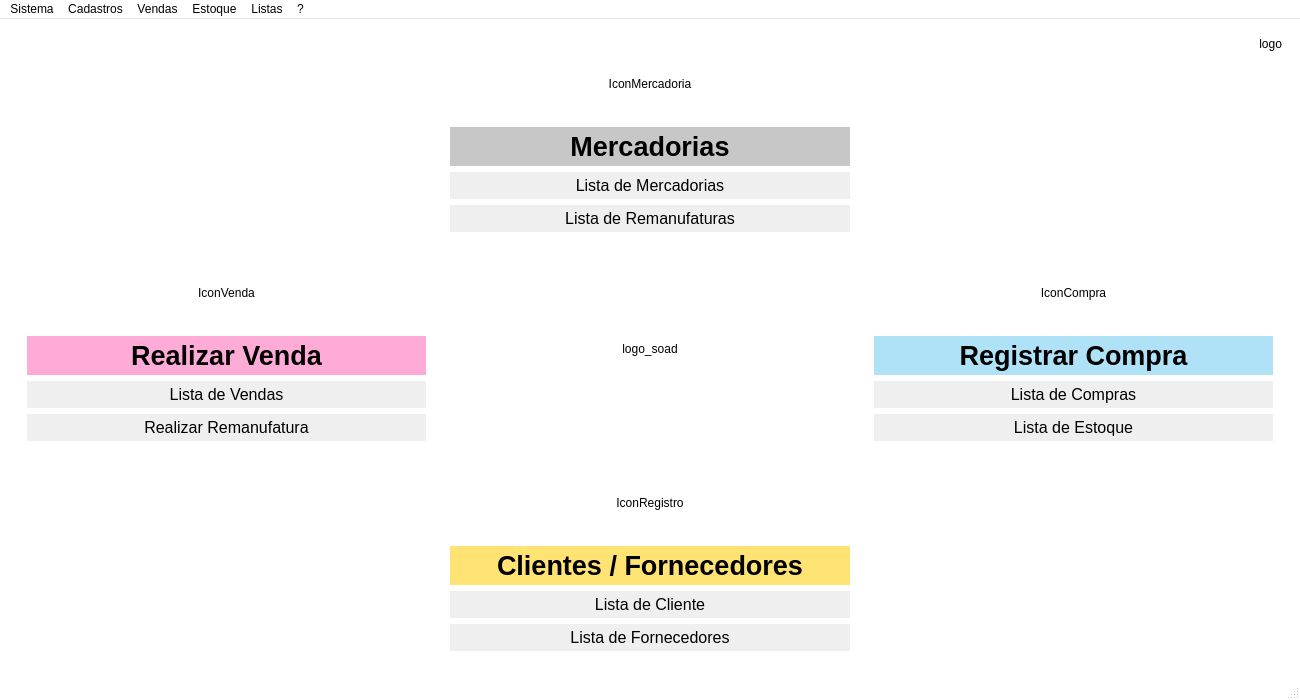
The window that Resources/UI/MainWindow.ui (Klubas/Projeto-SOAD) describes before a commit, drawn with Qt 5.
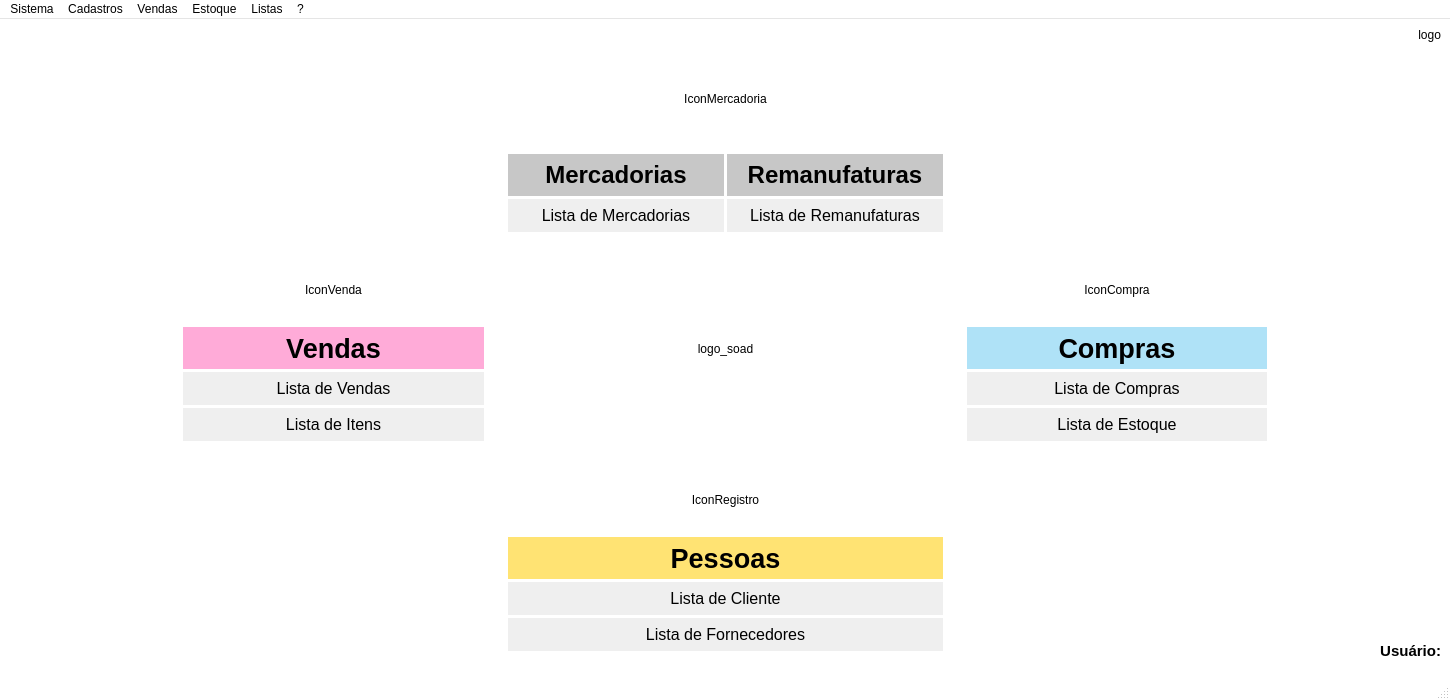
The same window after the commit.

Patch:
```diff
--- a/Resources/UI/MainWindow.ui
+++ b/Resources/UI/MainWindow.ui
@@ -12,7 +12,7 @@
    <rect>
     <x>0</x>
     <y>0</y>
-    <width>1300</width>
+    <width>1450</width>
     <height>700</height>
    </rect>
   </property>
@@ -24,7 +24,7 @@
   </property>
   <property name="minimumSize">
    <size>
-    <width>1300</width>
+    <width>1450</width>
     <height>700</height>
    </size>
   </property>
@@ -160,7 +160,7 @@
     <enum>Qt::LeftToRight</enum>
    </property>
    <layout class="QGridLayout" name="gridLayout_3">
-    <item row="1" column="0">
+    <item row="1" column="1">
      <widget class="QFrame" name="mainFrame">
       <property name="styleSheet">
        <string notr="true"/>
@@ -265,6 +265,9 @@
             <enum>QFrame::Plain</enum>
            </property>
            <layout class="QVBoxLayout" name="verticalLayout">
+            <property name="spacing">
+             <number>3</number>
+            </property>
             <item>
              <widget class="QLabel" name="label_icone_compra">
               <property name="maximumSize">
@@ -289,6 +292,12 @@
                 <verstretch>0</verstretch>
                </sizepolicy>
               </property>
+              <property name="minimumSize">
+               <size>
+                <width>216</width>
+                <height>42</height>
+               </size>
+              </property>
               <property name="maximumSize">
                <size>
                 <width>16777215</width>
@@ -343,7 +352,7 @@
                <bool>true</bool>
               </property>
               <property name="text">
-               <string>Registrar Compra</string>
+               <string>Compras</string>
               </property>
               <property name="autoRepeatDelay">
                <number>298</number>
@@ -355,6 +364,12 @@
             </item>
             <item>
              <widget class="QPushButton" name="pushButton_lista_compras">
+              <property name="minimumSize">
+               <size>
+                <width>0</width>
+                <height>33</height>
+               </size>
+              </property>
               <property name="font">
                <font>
                 <family>MS Shell Dlg 2</family>
@@ -382,6 +397,12 @@
             </item>
             <item>
              <widget class="QPushButton" name="pushButton_lista_estoque">
+              <property name="minimumSize">
+               <size>
+                <width>0</width>
+                <height>33</height>
+               </size>
+              </property>
               <property name="font">
                <font>
                 <family>MS Shell Dlg 2</family>
@@ -410,20 +431,294 @@
            </layout>
           </widget>
          </item>
-         <item row="1" column="1">
-          <widget class="QLabel" name="label_logo">
+         <item row="0" column="1">
+          <widget class="QFrame" name="frame_mercadoria">
+           <property name="sizePolicy">
+            <sizepolicy hsizetype="Expanding" vsizetype="Expanding">
+             <horstretch>0</horstretch>
+             <verstretch>0</verstretch>
+            </sizepolicy>
+           </property>
            <property name="frameShape">
             <enum>QFrame::NoFrame</enum>
            </property>
            <property name="frameShadow">
-            <enum>QFrame::Raised</enum>
+            <enum>QFrame::Plain</enum>
            </property>
-           <property name="text">
-            <string>logo_soad</string>
-           </property>
-           <property name="alignment">
-            <set>Qt::AlignCenter</set>
-           </property>
+           <layout class="QVBoxLayout" name="verticalLayout_4">
+            <property name="spacing">
+             <number>3</number>
+            </property>
+            <item>
+             <widget class="QLabel" name="label_icone_mercadoria">
+              <property name="sizePolicy">
+               <sizepolicy hsizetype="Minimum" vsizetype="Minimum">
+                <horstretch>0</horstretch>
+                <verstretch>0</verstretch>
+               </sizepolicy>
+              </property>
+              <property name="maximumSize">
+               <size>
+                <width>16777215</width>
+                <height>110</height>
+               </size>
+              </property>
+              <property name="frameShadow">
+               <enum>QFrame::Plain</enum>
+              </property>
+              <property name="midLineWidth">
+               <number>0</number>
+              </property>
+              <property name="text">
+               <string>IconMercadoria</string>
+              </property>
+              <property name="alignment">
+               <set>Qt::AlignCenter</set>
+              </property>
+             </widget>
+            </item>
+            <item>
+             <layout class="QHBoxLayout" name="horizontalLayout">
+              <property name="spacing">
+               <number>3</number>
+              </property>
+              <item>
+               <layout class="QVBoxLayout" name="verticalLayout_9">
+                <property name="spacing">
+                 <number>3</number>
+                </property>
+                <item>
+                 <widget class="QPushButton" name="pushButton_mercadoria">
+                  <property name="sizePolicy">
+                   <sizepolicy hsizetype="Minimum" vsizetype="Fixed">
+                    <horstretch>0</horstretch>
+                    <verstretch>0</verstretch>
+                   </sizepolicy>
+                  </property>
+                  <property name="minimumSize">
+                   <size>
+                    <width>216</width>
+                    <height>42</height>
+                   </size>
+                  </property>
+                  <property name="maximumSize">
+                   <size>
+                    <width>16777215</width>
+                    <height>16777215</height>
+                   </size>
+                  </property>
+                  <property name="palette">
+                   <palette>
+                    <active>
+                     <colorrole role="Button">
+                      <brush brushstyle="SolidPattern">
+                       <color alpha="255">
+                        <red>199</red>
+                        <green>199</green>
+                        <blue>199</blue>
+                       </color>
+                      </brush>
+                     </colorrole>
+                    </active>
+                    <inactive>
+                     <colorrole role="Button">
+                      <brush brushstyle="SolidPattern">
+                       <color alpha="255">
+                        <red>199</red>
+                        <green>199</green>
+                        <blue>199</blue>
+                       </color>
+                      </brush>
+                     </colorrole>
+                    </inactive>
+                    <disabled>
+                     <colorrole role="Button">
+                      <brush brushstyle="SolidPattern">
+                       <color alpha="255">
+                        <red>199</red>
+                        <green>199</green>
+                        <blue>199</blue>
+                       </color>
+                      </brush>
+                     </colorrole>
+                    </disabled>
+                   </palette>
+                  </property>
+                  <property name="font">
+                   <font>
+                    <pointsize>18</pointsize>
+                    <weight>75</weight>
+                    <bold>true</bold>
+                   </font>
+                  </property>
+                  <property name="autoFillBackground">
+                   <bool>true</bool>
+                  </property>
+                  <property name="text">
+                   <string>Mercadorias</string>
+                  </property>
+                  <property name="autoRepeatDelay">
+                   <number>298</number>
+                  </property>
+                  <property name="flat">
+                   <bool>true</bool>
+                  </property>
+                 </widget>
+                </item>
+                <item>
+                 <widget class="QPushButton" name="pushButton_lista_mercadoria">
+                  <property name="minimumSize">
+                   <size>
+                    <width>0</width>
+                    <height>33</height>
+                   </size>
+                  </property>
+                  <property name="font">
+                   <font>
+                    <family>MS Shell Dlg 2</family>
+                    <pointsize>12</pointsize>
+                    <weight>50</weight>
+                    <bold>false</bold>
+                   </font>
+                  </property>
+                  <property name="autoFillBackground">
+                   <bool>true</bool>
+                  </property>
+                  <property name="text">
+                   <string>Lista de Mercadorias</string>
+                  </property>
+                  <property name="autoDefault">
+                   <bool>true</bool>
+                  </property>
+                  <property name="default">
+                   <bool>false</bool>
+                  </property>
+                  <property name="flat">
+                   <bool>true</bool>
+                  </property>
+                 </widget>
+                </item>
+               </layout>
+              </item>
+              <item>
+               <layout class="QVBoxLayout" name="verticalLayout_10">
+                <property name="spacing">
+                 <number>3</number>
+                </property>
+                <item>
+                 <widget class="QPushButton" name="pushButton_remanufatura">
+                  <property name="minimumSize">
+                   <size>
+                    <width>216</width>
+                    <height>42</height>
+                   </size>
+                  </property>
+                  <property name="maximumSize">
+                   <size>
+                    <width>16777215</width>
+                    <height>16777215</height>
+                   </size>
+                  </property>
+                  <property name="palette">
+                   <palette>
+                    <active>
+                     <colorrole role="Button">
+                      <brush brushstyle="SolidPattern">
+                       <color alpha="255">
+                        <red>199</red>
+                        <green>199</green>
+                        <blue>199</blue>
+                       </color>
+                      </brush>
+                     </colorrole>
+                    </active>
+                    <inactive>
+                     <colorrole role="Button">
+                      <brush brushstyle="SolidPattern">
+                       <color alpha="255">
+                        <red>199</red>
+                        <green>199</green>
+                        <blue>199</blue>
+                       </color>
+                      </brush>
+                     </colorrole>
+                    </inactive>
+                    <disabled>
+                     <colorrole role="Button">
+                      <brush brushstyle="SolidPattern">
+                       <color alpha="255">
+                        <red>199</red>
+                        <green>199</green>
+                        <blue>199</blue>
+                       </color>
+                      </brush>
+                     </colorrole>
+                    </disabled>
+                   </palette>
+                  </property>
+                  <property name="font">
+                   <font>
+                    <family>MS Shell Dlg 2</family>
+                    <pointsize>18</pointsize>
+                    <weight>75</weight>
+                    <bold>true</bold>
+                   </font>
+                  </property>
+                  <property name="autoFillBackground">
+                   <bool>true</bool>
+                  </property>
+                  <property name="text">
+                   <string>Remanufaturas</string>
+                  </property>
+                  <property name="autoDefault">
+                   <bool>true</bool>
+                  </property>
+                  <property name="default">
+                   <bool>false</bool>
+                  </property>
+                  <property name="flat">
+                   <bool>true</bool>
+                  </property>
+                 </widget>
+                </item>
+                <item>
+                 <widget class="QPushButton" name="pushButton_lista_remanufatura">
+                  <property name="minimumSize">
+                   <size>
+                    <width>0</width>
+                    <height>33</height>
+                   </size>
+                  </property>
+                  <property name="font">
+                   <font>
+                    <family>MS Shell Dlg 2</family>
+                    <pointsize>12</pointsize>
+                    <weight>50</weight>
+                    <bold>false</bold>
+                   </font>
+                  </property>
+                  <property name="autoFillBackground">
+                   <bool>true</bool>
+                  </property>
+                  <property name="text">
+                   <string>Lista de Remanufaturas</string>
+                  </property>
+                  <property name="autoDefault">
+                   <bool>true</bool>
+                  </property>
+                  <property name="default">
+                   <bool>false</bool>
+                  </property>
+                  <property name="flat">
+                   <bool>true</bool>
+                  </property>
+                 </widget>
+                </item>
+               </layout>
+              </item>
+             </layout>
+            </item>
+           </layout>
           </widget>
          </item>
          <item row="1" column="0">
@@ -435,6 +730,9 @@
             </sizepolicy>
            </property>
            <layout class="QVBoxLayout" name="verticalLayout_6">
+            <property name="spacing">
+             <number>3</number>
+            </property>
             <item>
              <widget class="QLabel" name="label_icone_venda">
               <property name="maximumSize">
@@ -459,6 +757,12 @@
                 <verstretch>0</verstretch>
                </sizepolicy>
               </property>
+              <property name="minimumSize">
+               <size>
+                <width>216</width>
+                <height>42</height>
+               </size>
+              </property>
               <property name="maximumSize">
                <size>
                 <width>16777215</width>
@@ -512,8 +816,11 @@
               <property name="autoFillBackground">
                <bool>true</bool>
               </property>
+              <property name="styleSheet">
+               <string notr="true"/>
+              </property>
               <property name="text">
-               <string>Realizar Venda</string>
+               <string>Vendas</string>
               </property>
               <property name="autoRepeatDelay">
                <number>298</number>
@@ -525,6 +832,12 @@
             </item>
             <item>
              <widget class="QPushButton" name="pushButton_lista_vendas">
+              <property name="minimumSize">
+               <size>
+                <width>0</width>
+                <height>33</height>
+               </size>
+              </property>
               <property name="font">
                <font>
                 <family>MS Shell Dlg 2</family>
@@ -551,7 +864,13 @@
              </widget>
             </item>
             <item>
-             <widget class="QPushButton" name="pushButton_remanufatura">
+             <widget class="QPushButton" name="pushButton_lista_itens">
+              <property name="minimumSize">
+               <size>
+                <width>0</width>
+                <height>33</height>
+               </size>
+              </property>
               <property name="font">
                <font>
                 <family>MS Shell Dlg 2</family>
@@ -564,7 +883,7 @@
                <bool>true</bool>
               </property>
               <property name="text">
-               <string>Realizar Remanufatura</string>
+               <string>Lista de Itens</string>
               </property>
               <property name="autoDefault">
                <bool>true</bool>
@@ -589,6 +908,9 @@
             </sizepolicy>
            </property>
            <layout class="QVBoxLayout" name="verticalLayout_3">
+            <property name="spacing">
+             <number>3</number>
+            </property>
             <item>
              <widget class="QLabel" name="label_icone_pessoa">
               <property name="maximumSize">
@@ -613,6 +935,12 @@
                 <verstretch>0</verstretch>
                </sizepolicy>
               </property>
+              <property name="minimumSize">
+               <size>
+                <width>216</width>
+                <height>42</height>
+               </size>
+              </property>
               <property name="maximumSize">
                <size>
                 <width>16777215</width>
@@ -667,7 +995,7 @@
                <bool>true</bool>
               </property>
               <property name="text">
-               <string>Clientes / Fornecedores</string>
+               <string>Pessoas</string>
               </property>
               <property name="autoRepeatDelay">
                <number>298</number>
@@ -679,6 +1007,12 @@
             </item>
             <item>
              <widget class="QPushButton" name="pushButton_lista_clientes">
+              <property name="minimumSize">
+               <size>
+                <width>0</width>
+                <height>33</height>
+               </size>
+              </property>
               <property name="font">
                <font>
                 <family>MS Shell Dlg 2</family>
@@ -706,6 +1040,12 @@
             </item>
             <item>
              <widget class="QPushButton" name="pushButton_lista_fornecedores">
+              <property name="minimumSize">
+               <size>
+                <width>0</width>
+                <height>33</height>
+               </size>
+              </property>
               <property name="font">
                <font>
                 <family>MS Shell Dlg 2</family>
@@ -734,186 +1074,20 @@
            </layout>
           </widget>
          </item>
-         <item row="0" column="2">
-          <widget class="QLabel" name="label_logo_empresa">
-           <property name="text">
-            <string>logo</string>
-           </property>
-           <property name="alignment">
-            <set>Qt::AlignRight|Qt::AlignTop|Qt::AlignTrailing</set>
-           </property>
-          </widget>
-         </item>
-         <item row="0" column="1">
-          <widget class="QFrame" name="frame_mercadoria">
-           <property name="sizePolicy">
-            <sizepolicy hsizetype="Expanding" vsizetype="Expanding">
-             <horstretch>0</horstretch>
-             <verstretch>0</verstretch>
-            </sizepolicy>
-           </property>
+         <item row="1" column="1">
+          <widget class="QLabel" name="label_logo">
            <property name="frameShape">
             <enum>QFrame::NoFrame</enum>
            </property>
            <property name="frameShadow">
-            <enum>QFrame::Plain</enum>
+            <enum>QFrame::Raised</enum>
            </property>
-           <layout class="QVBoxLayout" name="verticalLayout_4">
-            <item>
-             <widget class="QLabel" name="label_icone_mercadoria">
-              <property name="sizePolicy">
-               <sizepolicy hsizetype="Minimum" vsizetype="Minimum">
-                <horstretch>0</horstretch>
-                <verstretch>0</verstretch>
-               </sizepolicy>
-              </property>
-              <property name="maximumSize">
-               <size>
-                <width>16777215</width>
-                <height>110</height>
-               </size>
-              </property>
-              <property name="frameShadow">
-               <enum>QFrame::Plain</enum>
-              </property>
-              <property name="midLineWidth">
-               <number>0</number>
-              </property>
-              <property name="text">
-               <string>IconMercadoria</string>
-              </property>
-              <property name="alignment">
-               <set>Qt::AlignCenter</set>
-              </property>
-             </widget>
-            </item>
-            <item>
-             <widget class="QPushButton" name="pushButton_mercadoria">
-              <property name="sizePolicy">
-               <sizepolicy hsizetype="Minimum" vsizetype="Fixed">
-                <horstretch>0</horstretch>
-                <verstretch>0</verstretch>
-               </sizepolicy>
-              </property>
-              <property name="maximumSize">
-               <size>
-                <width>16777215</width>
-                <height>16777215</height>
-               </size>
-              </property>
-              <property name="palette">
-               <palette>
-                <active>
-                 <colorrole role="Button">
-                  <brush brushstyle="SolidPattern">
-                   <color alpha="255">
-                    <red>199</red>
-                    <green>199</green>
-                    <blue>199</blue>
-                   </color>
-                  </brush>
-                 </colorrole>
-                </active>
-                <inactive>
-                 <colorrole role="Button">
-                  <brush brushstyle="SolidPattern">
-                   <color alpha="255">
-                    <red>199</red>
-                    <green>199</green>
-                    <blue>199</blue>
-                   </color>
-                  </brush>
-                 </colorrole>
-                </inactive>
-                <disabled>
-                 <colorrole role="Button">
-                  <brush brushstyle="SolidPattern">
-                   <color alpha="255">
-                    <red>199</red>
-                    <green>199</green>
-                    <blue>199</blue>
-                   </color>
-                  </brush>
-                 </colorrole>
-                </disabled>
-               </palette>
-              </property>
-              <property name="font">
-               <font>
-                <pointsize>20</pointsize>
-                <weight>75</weight>
-                <bold>true</bold>
-               </font>
-              </property>
-              <property name="autoFillBackground">
-               <bool>true</bool>
-              </property>
-              <property name="text">
-               <string>Mercadorias</string>
-              </property>
-              <property name="autoRepeatDelay">
-               <number>298</number>
-              </property>
-              <property name="flat">
-               <bool>true</bool>
-              </property>
-             </widget>
-            </item>
-            <item>
-             <widget class="QPushButton" name="pushButton_lista_mercadoria">
-              <property name="font">
-               <font>
-                <family>MS Shell Dlg 2</family>
-                <pointsize>12</pointsize>
-                <weight>50</weight>
-                <bold>false</bold>
-               </font>
-              </property>
-              <property name="autoFillBackground">
-               <bool>true</bool>
-              </property>
-              <property name="text">
-               <string>Lista de Mercadorias</string>
-              </property>
-              <property name="autoDefault">
-               <bool>true</bool>
-              </property>
-              <property name="default">
-               <bool>false</bool>
-              </property>
-              <property name="flat">
-               <bool>true</bool>
-              </property>
-             </widget>
-            </item>
-            <item>
-             <widget class="QPushButton" name="pushButton_lista_remanufatura">
-              <property name="font">
-               <font>
-                <family>MS Shell Dlg 2</family>
-                <pointsize>12</pointsize>
-                <weight>50</weight>
-                <bold>false</bold>
-               </font>
-              </property>
-              <property name="autoFillBackground">
-               <bool>true</bool>
-              </property>
-              <property name="text">
-               <string>Lista de Remanufaturas</string>
-              </property>
-              <property name="autoDefault">
-               <bool>true</bool>
-              </property>
-              <property name="default">
-               <bool>false</bool>
-              </property>
-              <property name="flat">
-               <bool>true</bool>
-              </property>
-             </widget>
-            </item>
-           </layout>
+           <property name="text">
+            <string>logo_soad</string>
+           </property>
+           <property name="alignment">
+            <set>Qt::AlignCenter</set>
+           </property>
           </widget>
          </item>
         </layout>
@@ -921,6 +1095,125 @@
       </layout>
      </widget>
     </item>
+    <item row="1" column="2">
+     <widget class="QFrame" name="frame_2">
+      <property name="sizePolicy">
+       <sizepolicy hsizetype="Fixed" vsizetype="Preferred">
+        <horstretch>0</horstretch>
+        <verstretch>0</verstretch>
+       </sizepolicy>
+      </property>
+      <property name="minimumSize">
+       <size>
+        <width>150</width>
+        <height>0</height>
+       </size>
+      </property>
+      <property name="frameShape">
+       <enum>QFrame::NoFrame</enum>
+      </property>
+      <property name="frameShadow">
+       <enum>QFrame::Plain</enum>
+      </property>
+      <layout class="QVBoxLayout" name="verticalLayout_7">
+       <property name="leftMargin">
+        <number>0</number>
+       </property>
+       <property name="topMargin">
+        <number>0</number>
+       </property>
+       <property name="rightMargin">
+        <number>0</number>
+       </property>
+       <item>
+        <widget class="QLabel" name="label_logo_empresa">
+         <property name="text">
+          <string>logo</string>
+         </property>
+         <property name="alignment">
+          <set>Qt::AlignRight|Qt::AlignTop|Qt::AlignTrailing</set>
+         </property>
+        </widget>
+       </item>
+       <item>
+        <spacer name="verticalSpacer">
+         <property name="orientation">
+          <enum>Qt::Vertical</enum>
+         </property>
+         <property name="sizeHint" stdset="0">
+          <size>
+           <width>20</width>
+           <height>40</height>
+          </size>
+         </property>
+        </spacer>
+       </item>
+       <item>
+        <widget class="QLabel" name="label_user">
+         <property name="font">
+          <font>
+           <pointsize>11</pointsize>
+           <weight>75</weight>
+           <bold>true</bold>
+          </font>
+         </property>
+         <property name="layoutDirection">
+          <enum>Qt::LeftToRight</enum>
+         </property>
+         <property name="frameShadow">
+          <enum>QFrame::Sunken</enum>
+         </property>
+         <property name="text">
+          <string>Usuário:</string>
+         </property>
+         <property name="alignment">
+          <set>Qt::AlignRight|Qt::AlignTrailing|Qt::AlignVCenter</set>
+         </property>
+        </widget>
+       </item>
+      </layout>
+     </widget>
+    </item>
+    <item row="1" column="0">
+     <widget class="QFrame" name="frame">
+      <property name="minimumSize">
+       <size>
+        <width>150</width>
+        <height>0</height>
+       </size>
+      </property>
+      <property name="frameShape">
+       <enum>QFrame::NoFrame</enum>
+      </property>
+      <property name="frameShadow">
+       <enum>QFrame::Plain</enum>
+      </property>
+      <layout class="QVBoxLayout" name="verticalLayout_5">
+       <property name="leftMargin">
+        <number>0</number>
+       </property>
+       <property name="topMargin">
+        <number>0</number>
+       </property>
+       <property name="rightMargin">
+        <number>0</number>
+       </property>
+       <item>
+        <spacer name="verticalSpacer_2">
+         <property name="orientation">
+          <enum>Qt::Vertical</enum>
+         </property>
+         <property name="sizeHint" stdset="0">
+          <size>
+           <width>20</width>
+           <height>617</height>
+          </size>
+         </property>
+        </spacer>
+       </item>
+      </layout>
+     </widget>
+    </item>
    </layout>
   </widget>
   <widget class="QMenuBar" name="menubar">
@@ -928,7 +1221,7 @@
     <rect>
      <x>0</x>
      <y>0</y>
-     <width>1300</width>
+     <width>1450</width>
      <height>22</height>
     </rect>
    </property>
```
